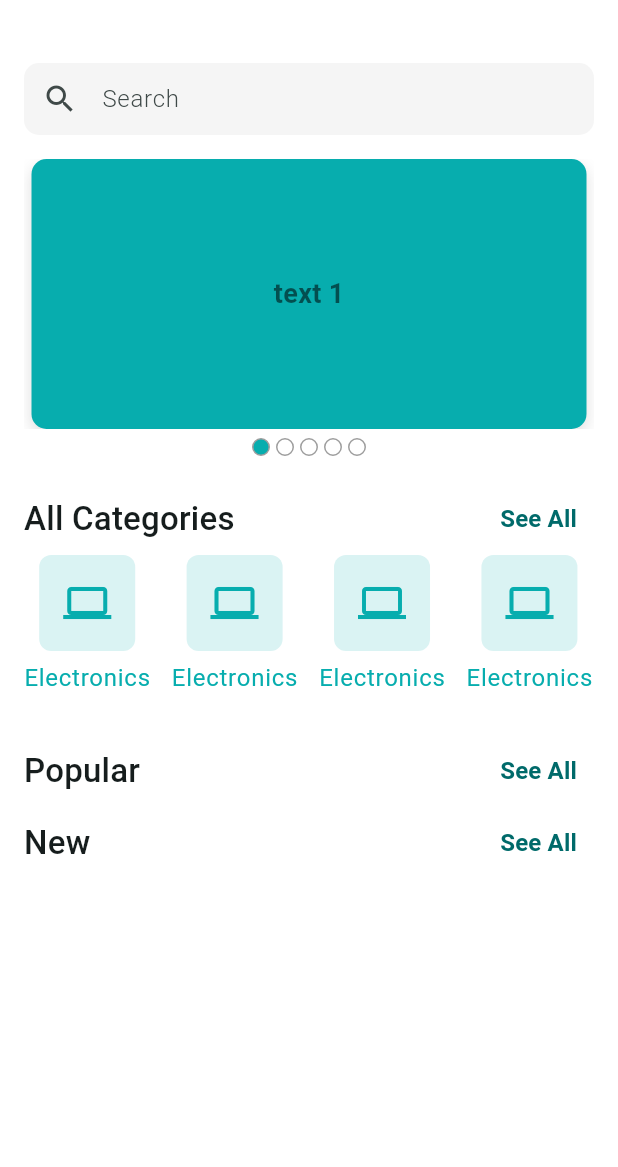
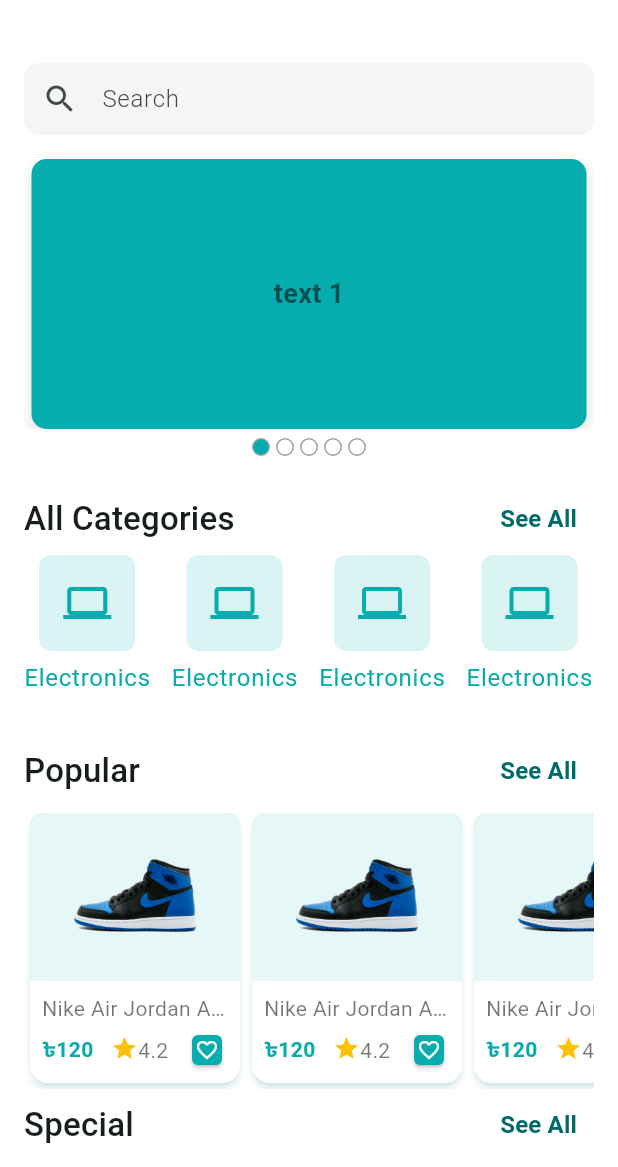
Before and after one commit to OnoPUNPUN/e_commerce, a Flutter app: the HomeScreen screen opened directly, on a phone screen of 412 x 824 dp, the part 69-1236 px from its top. Run offline on Flutter 3.47's test engine with Material 3 defaults, Android fonts, the phone set to English and light mode, and no system bars; drawn by our look-alikes of carousel_slider; our stand-ins replace email_validator, firebase_analytics, firebase_core, firebase_crashlytics, flutter_svg, get and 2 more; accounts and stored records are empty.

Commit message:
Added product_card.dart

```diff
--- a/lib/app/asset_paths.dart
+++ b/lib/app/asset_paths.dart
@@ -3,4 +3,5 @@ class AssetPaths {
 
   static const String logoSvg = '$_imagePath/logo.svg';
   static const String logoNavSvg = '$_imagePath/logo_nav.svg';
+  static const String shoeImage = '$_imagePath/shoes.png';
 }
--- /dev/null
+++ b/lib/app/utils/constans.dart
@@ -0,0 +1 @@
+const String tkSign = "৳";
--- a/lib/features/auth/presentation/screens/home_screen.dart
+++ b/lib/features/auth/presentation/screens/home_screen.dart
@@ -1,4 +1,6 @@
+import 'package:e_commerce/app/app_colors.dart';
 import 'package:e_commerce/app/asset_paths.dart';
+import 'package:e_commerce/app/utils/constans.dart';
 import 'package:e_commerce/features/auth/presentation/controllers/main_navbar_controller.dart';
 import 'package:e_commerce/features/auth/presentation/widgets/app_bar_icon.dart';
 import 'package:e_commerce/features/auth/presentation/widgets/home_banner_slider.dart';
@@ -6,6 +8,8 @@ import 'package:e_commerce/features/shared/presentation/widgets/product_categori
 import 'package:flutter/material.dart';
 import 'package:flutter_svg/svg.dart';
 import 'package:get/get.dart';
+
+import '../../../shared/presentation/widgets/product_card.dart';
 
 class HomeScreen extends StatefulWidget {
   const HomeScreen({super.key});
@@ -51,7 +55,11 @@ class _HomeScreenState extends State<HomeScreen> {
               ),
               _buildCategoriesList(),
               _buildSectionHeader(title: "Popular", onTap: () {}),
+              _buildPopularProductList(),
+              _buildSectionHeader(title: "Special", onTap: () {}),
+              _buildSpecialProductList(),
               _buildSectionHeader(title: "New", onTap: () {}),
+              _buildNewProductList(),
             ],
           ),
         ),
@@ -111,3 +119,22 @@ class _HomeScreenState extends State<HomeScreen> {
     );
   }
 }
+
+Widget _buildPopularProductList() {
+  return SingleChildScrollView(
+    scrollDirection: Axis.horizontal,
+    child: Row(children: [1, 2, 3, 4, 56].map((e) => ProductCard()).toList()),
+  );
+}
+Widget _buildSpecialProductList() {
+  return SingleChildScrollView(
+    scrollDirection: Axis.horizontal,
+    child: Row(children: [1, 2, 3, 4, 56].map((e) => ProductCard()).toList()),
+  );
+}
+Widget _buildNewProductList() {
+  return SingleChildScrollView(
+    scrollDirection: Axis.horizontal,
+    child: Row(children: [1, 2, 3, 4, 56].map((e) => ProductCard()).toList()),
+  );
+}
--- /dev/null
+++ b/lib/features/shared/presentation/widgets/product_card.dart
@@ -0,0 +1,92 @@
+import 'package:flutter/material.dart';
+
+import '../../../../app/app_colors.dart';
+import '../../../../app/asset_paths.dart';
+import '../../../../app/utils/constans.dart';
+
+class ProductCard extends StatelessWidget {
+  const ProductCard({
+    super.key,
+  });
+
+  @override
+  Widget build(BuildContext context) {
+    return Card(
+      color: Colors.white,
+      elevation: 2,
+      shadowColor: AppColors.themeColor.withOpacity(0.3),
+      child: SizedBox(
+        width: 140,
+        child: Column(
+          children: [
+            Container(
+              padding: EdgeInsets.all(16),
+              decoration: BoxDecoration(
+                color: AppColors.themeColor.withOpacity(0.1),
+                borderRadius: BorderRadius.only(
+                  topLeft: Radius.circular(8),
+                  topRight: Radius.circular(8),
+                ),
+              ),
+              child: Image.asset(
+                AssetPaths.shoeImage,
+                width: 120,
+                height: 80,
+              ),
+            ),
+            Padding(
+              padding: const EdgeInsets.all(8.0),
+              child: Column(
+                crossAxisAlignment: CrossAxisAlignment.start,
+                spacing: 4,
+                children: [
+                  Text(
+                    "Nike Air Jordan A45GH",
+                    maxLines: 1,
+                    style: TextStyle(overflow: TextOverflow.ellipsis),
+                  ),
+                  Row(
+                    mainAxisAlignment: MainAxisAlignment.spaceBetween,
+                    children: [
+                      Text(
+                        "${tkSign}120",
+                        style: TextStyle(
+                          fontWeight: FontWeight.bold,
+                          color: AppColors.themeColor,
+                        ),
+                      ),
+                      Wrap(
+                        children: [
+                          Icon(
+                            Icons.star,
+                            size: 18,
+                            color: Colors.amber,
+                          ),
+                          Text("4.2"),
+                        ],
+                      ),
+                      Card(
+                        color: AppColors.themeColor,
+                        shape: RoundedRectangleBorder(
+                          borderRadius: BorderRadius.circular(4),
+                        ),
+                        child: Padding(
+                          padding: const EdgeInsets.all(2),
+                          child: Icon(
+                            Icons.favorite_outline_outlined,
+                            size: 16,
+                            color: Colors.white,
+                          ),
+                        ),
+                      ),
+                    ],
+                  ),
+                ],
+              ),
+            ),
+          ],
+        ),
+      ),
+    );
+  }
+}
```
Also changed, not shown: assets/images/shoes.png (added).
